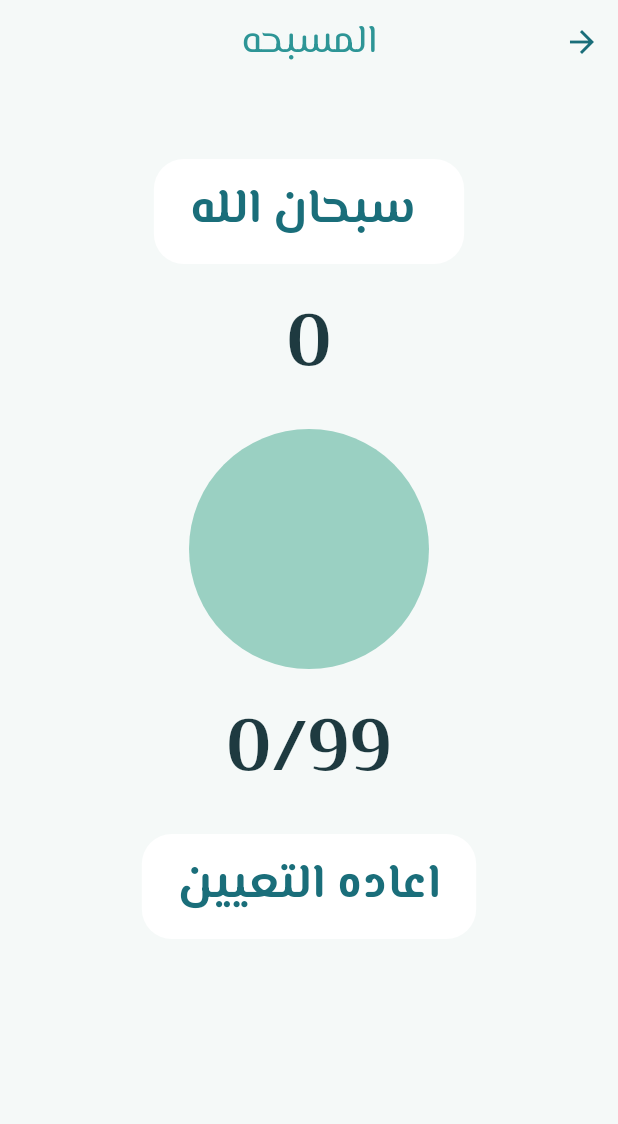
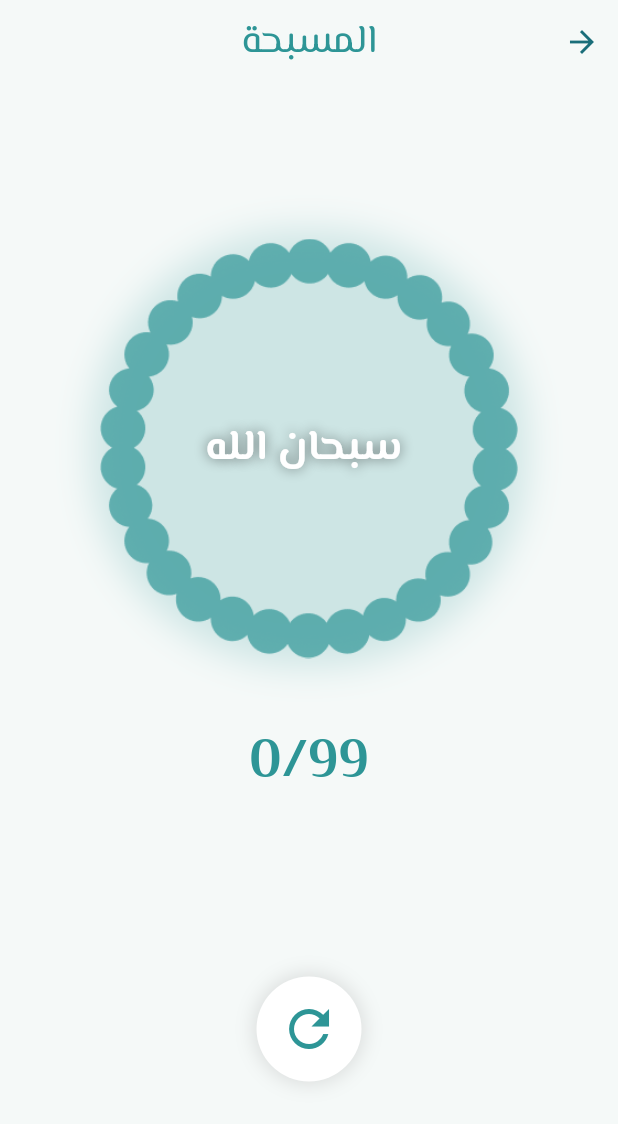
Before and after one commit to AbdElhamidShahin/Quran_app, a Flutter app: the SephaScreen screen opened directly, on a phone screen of 412 x 824 dp. Shown: the top 1124 px of the screen. Run offline on Flutter 3.47's test engine with Material 3 defaults, Android fonts, the phone set to English and light mode, and no system bars; our stand-ins replace bloc, connectivity_plus, dio, flutter_bloc, geolocator, lottie and 2 more; accounts and stored records are empty.

Commit message:
ubdate ui

```diff
--- a/lib/veiw/screens/sephaScreen.dart
+++ b/lib/veiw/screens/sephaScreen.dart
@@ -1,7 +1,6 @@
 import 'package:flutter/material.dart';
 import 'package:flutter_bloc/flutter_bloc.dart';
 import 'package:quran_app/model/bloc/states.dart';
-
 import '../../model/bloc/BlocCounterSapha.dart';
 import '../../veiw_model/helper/thems/TextStyle.dart';
 import '../../veiw_model/helper/thems/color.dart';
@@ -14,8 +13,7 @@ class SephaScreen extends StatelessWidget {
       textDirection: TextDirection.ltr,
       child: Scaffold(
         backgroundColor: backgroundColor,
-        appBar: CustomAppBar(title: 'المسبحه'),
-
+        appBar: CustomAppBar(title: 'المسبحة'),
         body: BlocProvider(
           create: (BuildContext context) => CounterCubit(),
           child: BlocConsumer<CounterCubit, PrayerState>(
@@ -24,52 +22,86 @@ class SephaScreen extends StatelessWidget {
 
               return Center(
                 child: Column(
+                  mainAxisAlignment: MainAxisAlignment.spaceEvenly,
                   children: [
-                    SizedBox(height: 50),
-                    Container(
+                    Column(
+                      children: [
+                        Stack(
+                          alignment: Alignment.center,
+                          children: [
+                            GestureDetector(
+                onTap: cubit.addNumber,
+                              child: Container(
+                                height: 280,
+                                width: 280,
                                 decoration: BoxDecoration(
-                        color: Colors.white,
-                        borderRadius: BorderRadius.circular(20),
+                                  borderRadius: BorderRadius.circular(140),
+                                  boxShadow: [
+                                    BoxShadow(
+                                      color: primaryColor.withOpacity(0.2),
+                                      blurRadius: 20,
+                                      spreadRadius: 5,
                                     ),
-                      child: Padding(
-                        padding: const EdgeInsets.symmetric(
-                          vertical: 12,
-                          horizontal: 24,
+                                  ],
                                 ),
-                        child: Text(
-                          "${cubit.Options()}",
-                          style: juzNumberStyle(),
+                                child: ColorFiltered(
+                                  colorFilter: ColorFilter.mode(
+                                    primaryColor.withOpacity(0.7),
+                                    BlendMode.srcIn,
+                                  ),
+                                  child: Image.asset('assets/sebhaBody.png'),
                                 ),
                               ),
                             ),
-                    Text('${cubit.count}', style: quranAyahStyle()),
-
-                    GestureDetector(
-                      onTap: cubit.addNumber,
-
-                      child: Container(
-                        height: 160,
-                        width: 160,
-                        decoration: BoxDecoration(
-                          borderRadius: BorderRadius.circular(100),
-                          color: primaryLight,
+                            Text(
+                              "${cubit.Options()}",
+                              style: juzNumberStyle().copyWith(
+                                fontSize: 28,
+                                color: Colors.white,
+                                shadows: [
+                                  Shadow(
+                                    color: Colors.black.withOpacity(0.5),
+                                    blurRadius: 10,
+                                  ),
+                                ],
                               ),
                             ),
+                          ],
                         ),
-                    Text('${cubit.count}/99', style: quranAyahStyle()),
+                        SizedBox(height: 30),
+                        // العداد
+                        Text(
+                          '${cubit.count}/99',
+                          style: quranAyahStyle().copyWith(
+                            fontSize: 36,
+                            fontWeight: FontWeight.bold,
+                            color: primaryColor,
+                          ),
+                        ),
+                      ],
+                    ),
+
+                    // زر الإعادة
                     GestureDetector(
                       onTap: cubit.resultcount,
-                      child: Container(
+                      child: AnimatedContainer(
+                        duration: Duration(milliseconds: 300),
+                        padding: EdgeInsets.all(15),
                         decoration: BoxDecoration(
                           color: Colors.white,
-                          borderRadius: BorderRadius.circular(20),
+                          shape: BoxShape.circle,
+                          boxShadow: [
+                            BoxShadow(
+                              color: Colors.grey.withOpacity(0.3),
+                              spreadRadius: 2,
+                              blurRadius: 10,
                             ),
-                        child: Padding(
-                          padding: const EdgeInsets.symmetric(
-                            vertical: 12,
-                            horizontal: 24,
+                          ],
                         ),
-                          child: Text('اعاده التعيين', style: juzNumberStyle()),
+                        child: Icon(
+                          Icons.refresh,
+                          size: 40,
+                          color: primaryColor,
                         ),
                       ),
                     ),
--- a/pubspec.yaml
+++ b/pubspec.yaml
@@ -48,6 +48,7 @@ dependencies:
   intl: ^0.18.1
   lottie: ^3.3.1
 
+
 dev_dependencies:
   flutter_test:
     sdk: flutter
@@ -80,6 +81,8 @@ flutter:
     - assets/data/quran_image/
     - assets/data/quran_image/
     - assets/Animation - 1745055052923.json
+    - assets/sebhaBody.png
+    - assets/Animation - 1745081494915.json
 
 
 
@@ -119,3 +122,5 @@ flutter:
   #
   # For details regarding fonts from package dependencies,
   # see https://flutter.dev/to/font-from-package
+assets/sebhaBody:
+  png:
```
Also changed, not shown: assets/Animation - 1745081494915.json (added, +1 -0 lines), assets/pngtree-beautiful-bead-bracelet-series-1-png-image_7014674.png (added), assets/sebhaBody.png (added). Lines whose indentation alone changed are shown as unchanged.
